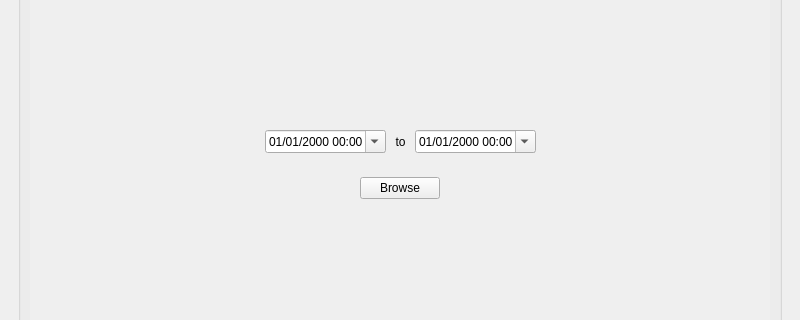
Qt form src/gui/herpapp.ui (GekkoFyre/HerpLog) before a commit; both pictures show x 0 to 800 and y 256 to 576 of the 800 by 800 pixel window.
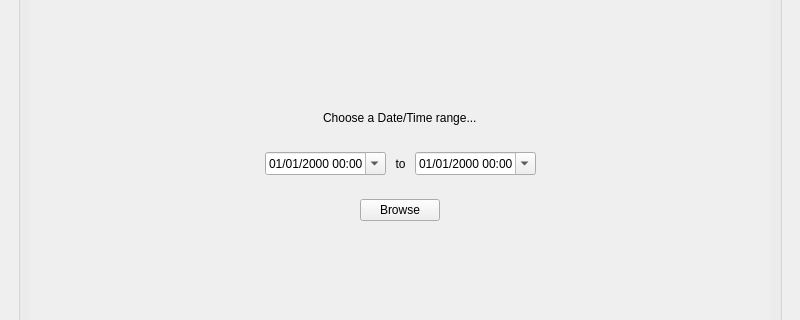
The same form after that commit. The open tabs and pages were chosen to show the change.

Commit message: * Cleaned up some code. * Change the wording/translations on a few things.

What changed in the file:
```diff
--- a/src/gui/herpapp.ui
+++ b/src/gui/herpapp.ui
@@ -587,6 +587,51 @@
                      </property>
                     </spacer>
                    </item>
+                   <item>
+                    <widget class="QFrame" name="frame_browse_title">
+                     <property name="frameShape">
+                      <enum>QFrame::NoFrame</enum>
+                     </property>
+                     <property name="frameShadow">
+                      <enum>QFrame::Raised</enum>
+                     </property>
+                     <layout class="QHBoxLayout" name="horizontalLayout_12">
+                      <item>
+                       <spacer name="horizontalSpacer_7">
+                        <property name="orientation">
+                         <enum>Qt::Horizontal</enum>
+                        </property>
+                        <property name="sizeHint" stdset="0">
+                         <size>
+                          <width>40</width>
+                          <height>20</height>
+                         </size>
+                        </property>
+                       </spacer>
+                      </item>
+                      <item>
+                       <widget class="QLabel" name="label_browse_title">
+                        <property name="text">
+                         <string>Choose a Date/Time range...</string>
+                        </property>
+                       </widget>
+                      </item>
+                      <item>
+                       <spacer name="horizontalSpacer_8">
+                        <property name="orientation">
+                         <enum>Qt::Horizontal</enum>
+                        </property>
+                        <property name="sizeHint" stdset="0">
+                         <size>
+                          <width>40</width>
+                          <height>20</height>
+                         </size>
+                        </property>
+                       </spacer>
+                      </item>
+                     </layout>
+                    </widget>
+                   </item>
                    <item>
                     <widget class="QFrame" name="frame">
                      <property name="frameShape">
```
Left out of the diff: 96 changed lines with no effect on the pictures. The commit also changes 2 other files.
